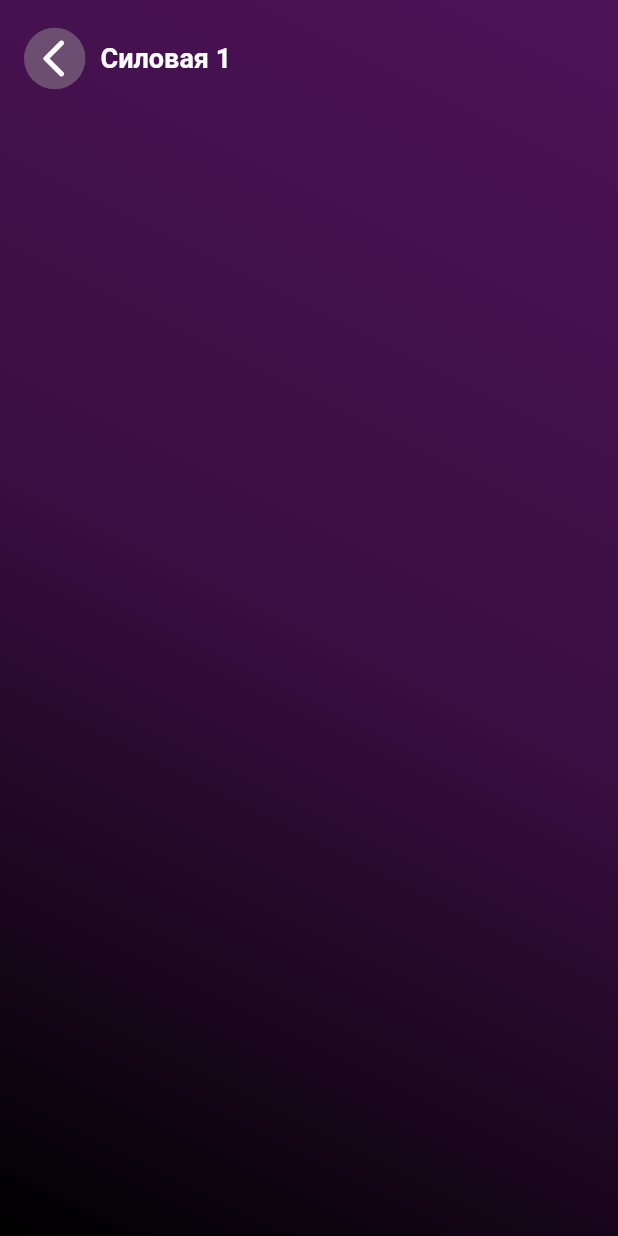
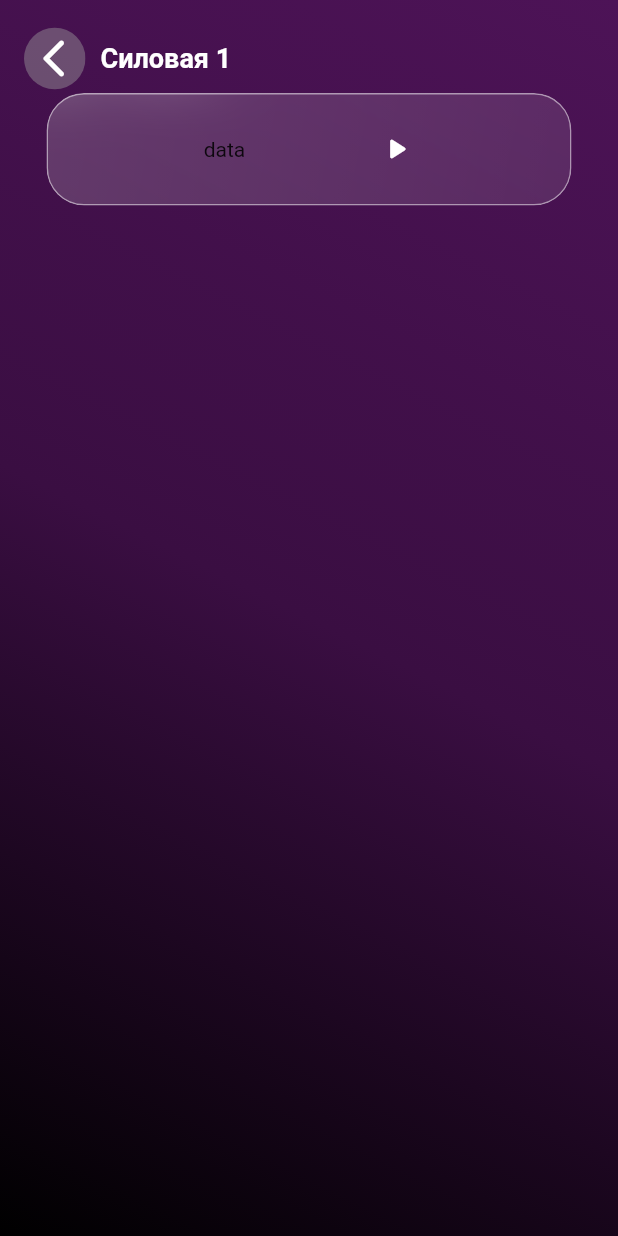
Before and after one commit to evklidus/insight, a Flutter app: the TrainsScreen screen opened directly, on a phone screen of 412 x 824 dp. Run offline on Flutter 3.47's test engine with Material 2 defaults, Android fonts, the light colour scheme and no system bars; drawn by our look-alikes of glass_kit; network calls fail.

Commit message:
added HapticFeedback and train base

```diff
--- a/lib/trains.dart
+++ b/lib/trains.dart
@@ -1,4 +1,6 @@
 import 'package:flutter/material.dart';
+import 'package:flutter/services.dart';
+import 'package:glass_kit/glass_kit.dart';
 
 class TrainsScreen extends StatelessWidget {
   const TrainsScreen({Key? key}) : super(key: key);
@@ -67,8 +69,41 @@ class TrainsScreen extends StatelessWidget {
                         color: Colors.transparent,
                       ),
                     ),
-                    // Сделать блок с кол-вом тренировок, типов и направленностью, полупрозрачный
                   ],
+                ),
+                GlassContainer(
+                  padding: EdgeInsets.symmetric(
+                    vertical: 8,
+                    horizontal: 15,
+                  ),
+                  height: 75,
+                  width: 350,
+                  blur: 20,
+                  gradient: LinearGradient(
+                    colors: [
+                      Colors.white.withOpacity(0.175),
+                      Colors.white.withOpacity(0.1),
+                    ],
+                    begin: Alignment.topLeft,
+                    end: Alignment.bottomRight,
+                  ),
+                  borderColor: Colors.white.withOpacity(0.5),
+                  borderRadius: BorderRadius.circular(25.0),
+                  child: Row(
+                    mainAxisAlignment: MainAxisAlignment.spaceEvenly,
+                    children: [
+                      Text('data'),
+                      GestureDetector(
+                        onTap: () async {
+                          await HapticFeedback.lightImpact();
+                        },
+                        child: Icon(
+                          Icons.play_arrow_rounded,
+                          color: Colors.white,
+                        ),
+                      )
+                    ],
+                  ),
                 ),
               ],
             ),
--- a/pubspec.yaml
+++ b/pubspec.yaml
@@ -30,6 +30,7 @@ dependencies:
   flutter:
     sdk: flutter
   styled_widget: ^0.4.0+3
+  glass_kit: ^2.0.1
 
 
   # The following adds the Cupertino Icons font to your application.
```
Also changed, not shown: pubspec.lock.
